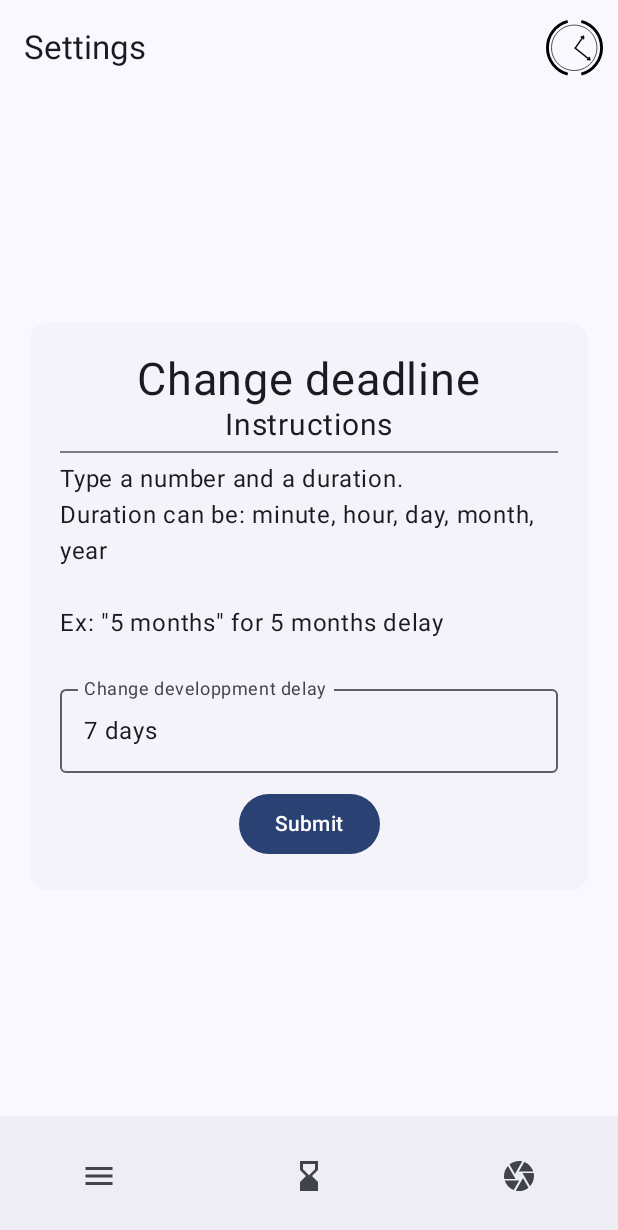
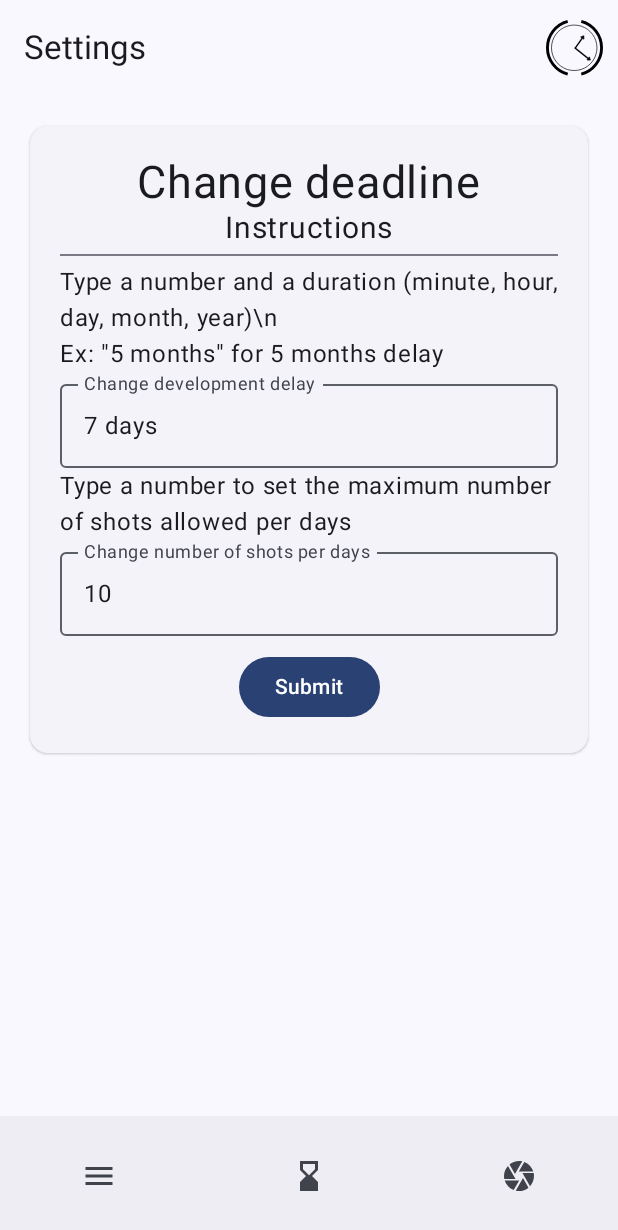
Before and after one commit to tezcatli/ClicClac_Application, an Android app built with Jetpack Compose: the ConfigCassetteScreen screen opened through its navigation route, on a phone screen of 412 x 824 dp. Shown: the top 1230 px of the screen. Run offline under Robolectric (Android 15) with nearby library versions, the phone set to English and light mode, and no system bars; our stand-ins replace Room's generated code; 3 statements that could not run were skipped.

Commit message:
- Add a cap on number of shots allowed per day - Automatically exclude wrongly reported cameras - Experiment on Cipher thread safety

```diff
--- a/app/build.gradle
+++ b/app/build.gradle
@@ -16,8 +16,8 @@ android {
         applicationId "com.tezcatli.clicclac"
         minSdk 28
         targetSdk 33
-        versionCode 5
-        versionName "1.4"
+        versionCode 6
+        versionName "1.5"
 
         buildConfigField "boolean", "TEST", "false"
 
--- a/app/src/main/java/com/tezcatli/clicclac/settings/SettingsRepository.kt
+++ b/app/src/main/java/com/tezcatli/clicclac/settings/SettingsRepository.kt
@@ -3,6 +3,7 @@ package com.tezcatli.clicclac.settings
 import androidx.datastore.core.DataStore
 import androidx.datastore.preferences.core.Preferences
 import androidx.datastore.preferences.core.edit
+import androidx.datastore.preferences.core.intPreferencesKey
 import androidx.datastore.preferences.core.stringPreferencesKey
 import kotlinx.coroutines.flow.Flow
 import kotlinx.coroutines.flow.map
@@ -23,8 +24,51 @@ class SettingsRepository(private val dataStore: DataStore<Preferences>) {
         }
     }
 
+    fun getShotsPerDaysF(): Flow<Int> {
+        return dataStore.data.map { preferences ->
+            // No type safety.
+           (preferences[SHOTS_PER_DAYS] ?: 10)
+        }
+    }
+
+    suspend fun setShotsPerDays(shotsPerDay: Int) {
+        dataStore.edit { settings ->
+            settings[SHOTS_PER_DAYS] = shotsPerDay
+        }
+    }
+
+    fun getShotsInDayF(): Flow<Int> {
+        return dataStore.data.map { preferences ->
+            // No type safety.
+            (preferences[SHOTS_IN_DAY] ?: 0)
+        }
+    }
+
+    suspend fun setShotsInDay(shotsInDay: Int) {
+        dataStore.edit { settings ->
+            settings[SHOTS_IN_DAY] = shotsInDay
+        }
+    }
+
+    fun getLastShotTimeStampF(): Flow<String> {
+        return dataStore.data.map { preferences ->
+            // No type safety.
+            (preferences[LAST_SHOT_TIMESTAMP] ?: "1970-01-01T00:00:00+00:00")
+        }
+    }
+
+    suspend fun setLastShotTimeStamp(timeStamp: String) {
+        dataStore.edit { settings ->
+            settings[LAST_SHOT_TIMESTAMP] = timeStamp
+        }
+    }
+
     companion object Keys {
         val CASSETTE_DEVELOPMENT_DELAY = stringPreferencesKey("CASSETTE_DEVELOPMENT_DELAY")
+        val SHOTS_PER_DAYS = intPreferencesKey("SHOTS_PER_DAYS")
+        val SHOTS_IN_DAY = intPreferencesKey("SHOTS_IN_DAY")
+        val LAST_SHOT_TIMESTAMP = stringPreferencesKey("LAST_SHOT_TIMESTAMP")
+
 
         @Volatile
         private var Instance: SettingsRepository? = null
--- a/app/src/main/java/com/tezcatli/clicclac/ui/ConfigCasetteScreen.kt
+++ b/app/src/main/java/com/tezcatli/clicclac/ui/ConfigCasetteScreen.kt
@@ -1,13 +1,13 @@
 package com.tezcatli.clicclac.ui
 
-import android.util.Log
 import androidx.compose.foundation.layout.Arrangement
 import androidx.compose.foundation.layout.Column
 import androidx.compose.foundation.layout.Row
 import androidx.compose.foundation.layout.fillMaxSize
 import androidx.compose.foundation.layout.fillMaxWidth
 import androidx.compose.foundation.layout.padding
-import androidx.compose.foundation.text.KeyboardActions
+import androidx.compose.foundation.rememberScrollState
+import androidx.compose.foundation.verticalScroll
 import androidx.compose.material3.Button
 import androidx.compose.material3.Divider
 import androidx.compose.material3.ElevatedCard
@@ -17,10 +17,12 @@ import androidx.compose.material3.Text
 import androidx.compose.runtime.Composable
 import androidx.compose.ui.Alignment
 import androidx.compose.ui.Modifier
+import androidx.compose.ui.res.stringResource
 import androidx.compose.ui.unit.dp
 import androidx.compose.ui.unit.sp
 import androidx.lifecycle.viewmodel.compose.viewModel
 import com.tezcatli.clicclac.AppViewModelProvider
+import com.tezcatli.clicclac.R
 
 @OptIn(ExperimentalMaterial3Api::class)
 @Composable
@@ -29,8 +31,9 @@ fun ConfigCassetteScreen(
     viewModel: ConfigCassetteViewModel = viewModel(factory = AppViewModelProvider.Factory),
     onSubmit : ()->Unit = {}
 ) {
-    Column(modifier = modifier.fillMaxSize(),
-        verticalArrangement = Arrangement.Center) {
+    Column(modifier = modifier
+        .fillMaxSize()
+        .verticalScroll(rememberScrollState())) {
         ElevatedCard(modifier = Modifier.padding(all = 20.dp)) {
             Column(modifier = Modifier.padding(all = 20.dp)) {
                 // Row(horizontalArrangement = Arrangement.Center) {
@@ -50,19 +53,29 @@ fun ConfigCassetteScreen(
                 }
                 //  }
                 Text(
-                    text = DELAY_CHANGE_INSTRUCTION
+                    text = stringResource(id = R.string.delay_change_instruction)
+                )
 
-                )
 //val truc = ConfigViewModel::setDeadline
                 OutlinedTextField(
                     modifier = Modifier.fillMaxWidth(),
                     value = viewModel.cassetteDevelopmentDelayChange,
                     isError = !viewModel.cassetteDevelopmentDelayValid,
                     onValueChange = { change -> viewModel.validateDevelopmentDelay(change) },
-                    keyboardActions = KeyboardActions(onNext = {
-                        Log.e("TEST", "onDone")
-                    }),
-                    label = { Text("Change developpment delay") })
+
+                    label = { Text("Change development delay") })
+
+                Text(
+                    text = stringResource(id = R.string.number_of_shots_per_days_change_instruction)
+                )
+
+                OutlinedTextField(
+                    modifier = Modifier.fillMaxWidth(),
+                    value = viewModel.shotsPerDaysChange,
+                    isError = !viewModel.shotsPerDaysValid,
+                    onValueChange = { change -> viewModel.validateShotsPerDays(change) },
+
+                    label = { Text("Change number of shots per days") })
 
                 Row(
                     modifier = Modifier
@@ -71,9 +84,9 @@ fun ConfigCassetteScreen(
                     horizontalArrangement = Arrangement.Center
                 ) {
                     Button(
-                        enabled = viewModel.cassetteDevelopmentDelayValid,
+                        enabled = viewModel.formValid,
                         onClick = {
-                            viewModel.setDevelopmentDelay()
+                            viewModel.submitForm()
                             onSubmit()
                         }) {
                         Text(text = "Submit")
@@ -83,11 +96,3 @@ fun ConfigCassetteScreen(
         }
     }
 }
-
-val DELAY_CHANGE_INSTRUCTION: String = """
-Type a number and a duration.
-Duration can be: minute, hour, day, month, year
-
-Ex: "5 months" for 5 months delay
-
-""".trimIndent()
--- a/app/src/main/java/com/tezcatli/clicclac/ui/ConfigCassetteViewModel.kt
+++ b/app/src/main/java/com/tezcatli/clicclac/ui/ConfigCassetteViewModel.kt
@@ -19,27 +19,51 @@ class ConfigCassetteViewModel(
     var cassetteDevelopmentDelayChange by mutableStateOf("")
     var cassetteDevelopmentDelayValid by mutableStateOf(false)
 
+    var shotsPerDaysChange by mutableStateOf("")
+    var shotsPerDaysValid by mutableStateOf(false)
+
+    var formValid by mutableStateOf(false)
 
     fun validateDevelopmentDelay(deadline : String) {
         TimeHelpers.stringToDuration(deadline).also {
             cassetteDevelopmentDelayValid = (it != 0.hours)
             cassetteDevelopmentDelayChange = deadline
         }
+        validateForm()
     }
 
-    fun setDevelopmentDelay() {
-        if (cassetteDevelopmentDelayValid) {
+    fun validateShotsPerDays(change : String) {
+        TimeHelpers.stringToDuration(change).also {
+            shotsPerDaysValid = change.toIntOrNull() != null
+            shotsPerDaysChange = change
+        }
+        validateForm()
+    }
+
+    fun validateForm() {
+        formValid = cassetteDevelopmentDelayValid && shotsPerDaysValid
+    }
+
+    fun submitForm() {
+        if (formValid) {
             viewModelScope.launch {
                 settingsRepository.setCassetteDevelopmentDelay(cassetteDevelopmentDelayChange)
+                settingsRepository.setShotsPerDays(shotsPerDaysChange.toInt())
             }
         }
     }
-
     init {
         viewModelScope.launch {
             cassetteDevelopmentDelayChange =
                     settingsRepository.getCassetteDevelopmentDelayF().filterNotNull().first()
             cassetteDevelopmentDelayValid = TimeHelpers.stringToDuration(cassetteDevelopmentDelayChange) != 0.hours
+
+            shotsPerDaysChange =
+                settingsRepository.getShotsPerDaysF().filterNotNull().first().toString()
+            shotsPerDaysValid = shotsPerDaysChange.toIntOrNull() != null
+
+            validateForm()
+
         }
     }
 }
--- a/app/src/main/res/values/strings.xml
+++ b/app/src/main/res/values/strings.xml
@@ -16,5 +16,7 @@
         No personal data are collected and transferred outside of this phone
     </string>
     <string name="permissions_rationale_title">Rationale on permissions</string>
+    <string name="delay_change_instruction">Type a number and a duration (minute, hour, day, month, year)\\n\nEx: \"5 months\" for 5 months delay</string>
+    <string name="number_of_shots_per_days_change_instruction">Type a number to set the maximum number of shots allowed per days</string>
 
 </resources>
```
Also changed, not shown: app/src/main/java/com/tezcatli/clicclac/ui/CameraScreen.kt (+61 -62 lines), app/src/main/java/com/tezcatli/clicclac/ui/CameraViewModel.kt (+72 -6 lines), app/src/main/java/com/tezcatli/clicclac/ui/ConfigSreen.kt (+8 -1 lines), app/src/main/java/com/tezcatli/clicclac/ui/ConfigViewModel.kt (+6 -1 lines).
